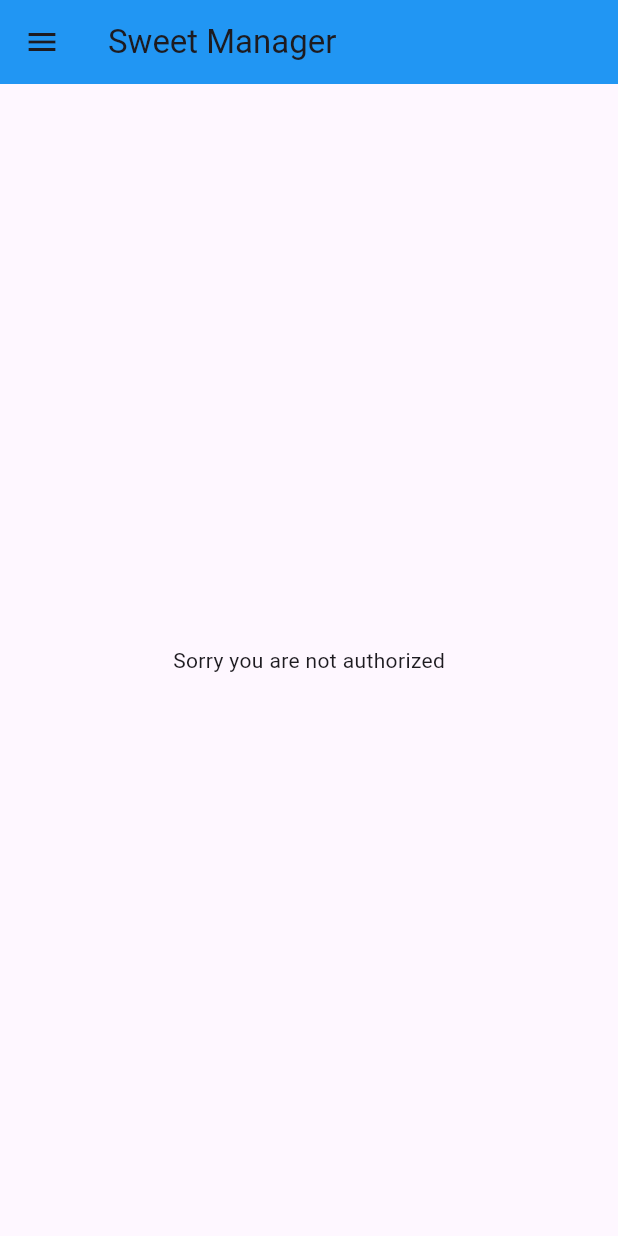
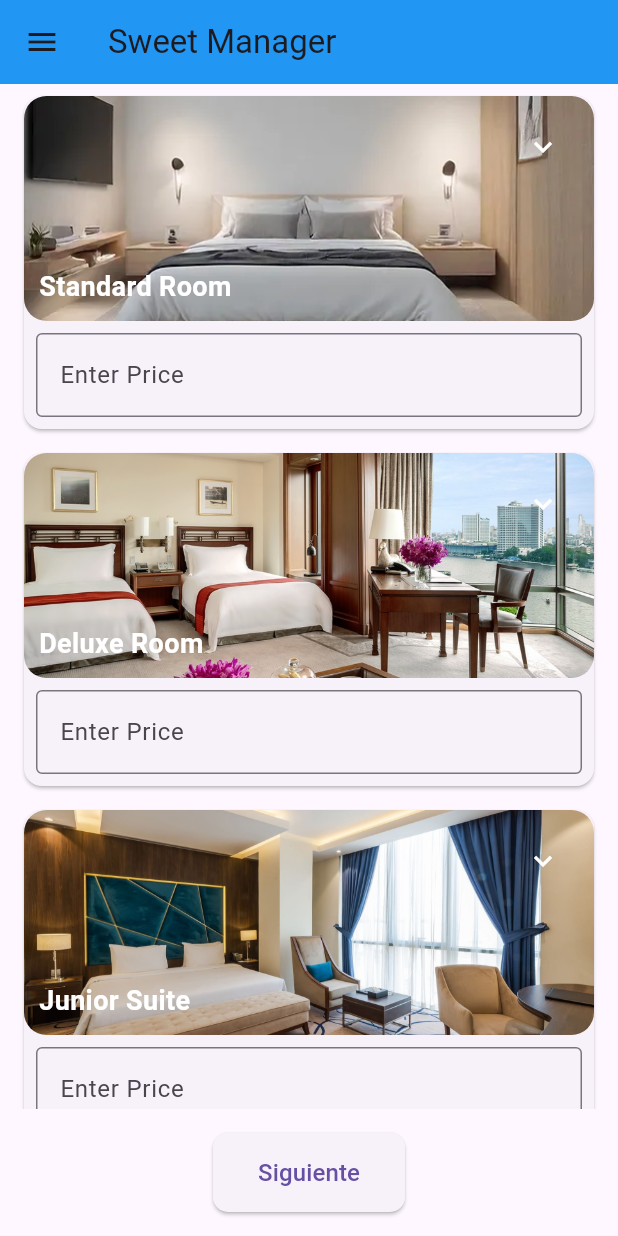
Before and after one commit to Sweet-Solutions/sweet-manager-mobile-app, a Flutter app: the RoomTypesSetup screen opened directly, on a phone screen of 412 x 824 dp. Run offline on Flutter 3.47's test engine with Material 3 defaults, Android fonts, the phone set to English and light mode, and no system bars; our stand-ins replace firebase_core, firebase_storage, flutter_secure_storage, image_picker, jwt_decoder; accounts and stored records are empty.

Commit message:
feat(commerce): added room types set up.

```diff
--- a/lib/Commerce/views/room_types_setup.dart
+++ b/lib/Commerce/views/room_types_setup.dart
@@ -126,33 +126,15 @@ class _RoomTypesSetupState extends State<RoomTypesSetup> {
 
   @override
   Widget build(BuildContext context) {
-    return FutureBuilder(
-      future: _getRole(),
-      builder: (context, snapshot) {
-        if(snapshot.connectionState == ConnectionState.waiting)
-        {
-          return const Center(child: CircularProgressIndicator(),);
-        }
-        if(snapshot.hasData)
-        {
-          String? role = snapshot.data;
-
-          return BaseLayout(
-            role: role,
-            childScreen: getContentView(role)
-          );
-        }
-
-        return const Center(child: Text('Unable to get information', textAlign: TextAlign.center,));
-      }
+    return BaseLayout(
+      role: '',
+      childScreen: getContentView()
     );
   }
 
-  Widget getContentView(String? role)
+  Widget getContentView()
   {
-    if(role == 'ROLE_OWNER')
-    {
-      return Scaffold(
+    return Scaffold(
       body: Column(
         children: [
           Expanded(
@@ -254,11 +236,4 @@ class _RoomTypesSetupState extends State<RoomTypesSetup> {
       ),
     );
     }
-    else
-    {
-      return const Center(
-        child: Text('Sorry you are not authorized'),
-      );
-    }
-  }
 }
```
